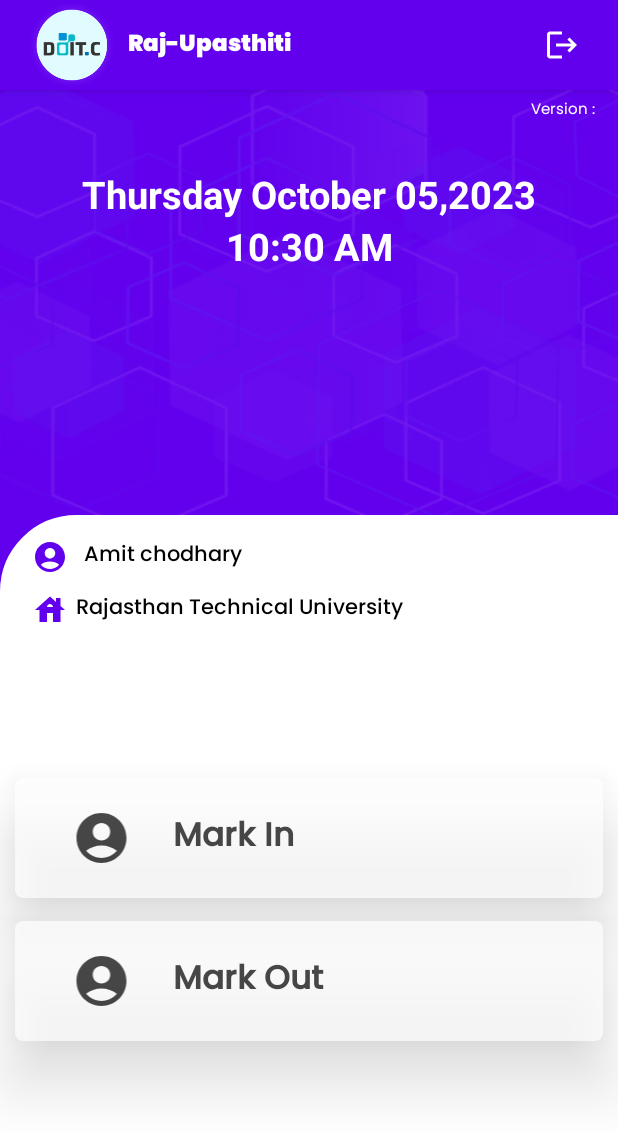
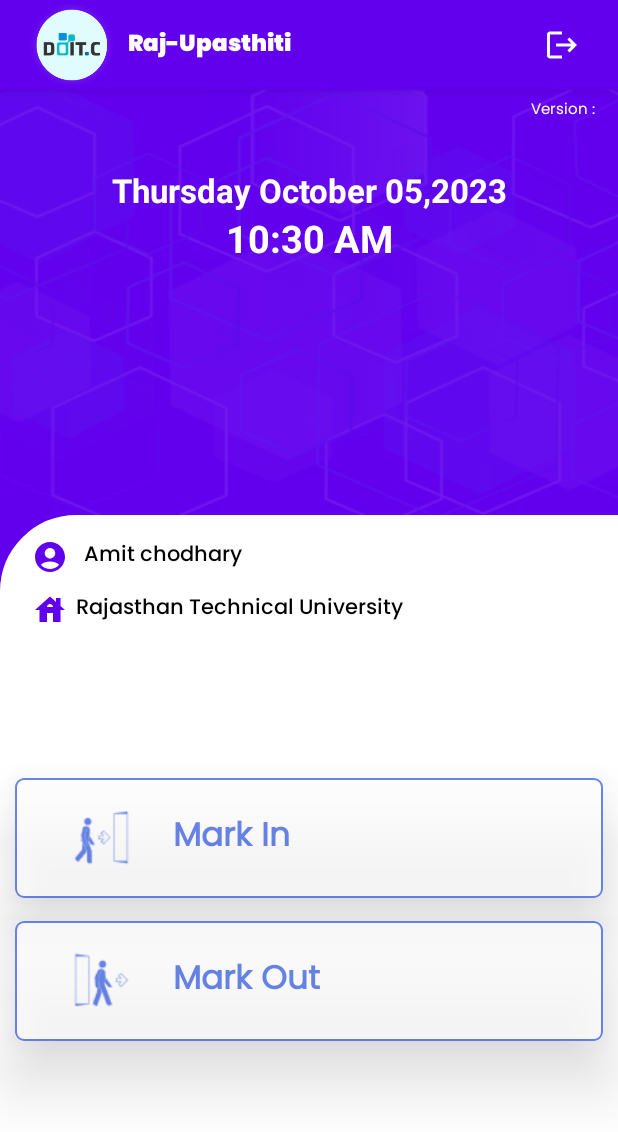
Before and after one commit to amitchodhary0786/RajAttendance, an Android app: the MainActivity screen opened directly, with no data from a screen before it, on a phone screen of 412 x 824 dp. Shown: the top 1132 px of the screen. Run offline under Robolectric (Android 15) with nearby library versions, the phone set to English and light mode, and no system bars.

Commit message:
initial commit 05/10/2023

```diff
--- /dev/null
+++ b/app/src/main/res/drawable/markinback.xml
@@ -0,0 +1,9 @@
+<?xml version="1.0" encoding="utf-8"?>
+<shape xmlns:android="http://schemas.android.com/apk/res/android"
+    android:shape="rectangle">
+    <corners
+        android:radius="5dp" />
+    <stroke
+        android:width="1dp"
+        android:color="@color/appblue" />
+</shape>
--- a/app/src/main/res/layout/activity_main.xml
+++ b/app/src/main/res/layout/activity_main.xml
@@ -118,7 +118,7 @@
                 android:text="Current Date"
                 android:textAlignment="center"
                 android:textColor="@color/white"
-                android:textSize="25sp"
+                android:textSize="22sp"
                 android:textStyle="bold" />
 
             <!--on below line we are creating a text view-->
@@ -213,7 +213,7 @@
                 app:cardElevation="20dp"
                 android:layout_marginLeft="10dp"
                 android:layout_marginRight="10dp"
-                android:foreground="?android:attr/selectableItemBackground"
+                android:foreground="@drawable/markinback"
                 android:layout_marginTop="15dp">
                 <LinearLayout
                     android:layout_width="match_parent"
@@ -225,22 +225,32 @@
                     android:weightSum="4"
                     android:gravity="center">
                     <ImageView
+                        android:id="@+id/iv_iconmarkin"
                         android:layout_width="0dp"
                         android:layout_weight="1"
                         android:layout_height="40dp"
-                        android:src="@drawable/user"></ImageView>
+                        android:src="@drawable/markinicon"></ImageView>
                     <TextView
+                        android:id="@+id/tv_textmarkin"
                         android:textSize="22dp"
                         android:textStyle="bold"
-                        android:textColor="@color/black"
-                        android:textColorHint="@color/black"
-                        android:fontFamily="@font/poppinsmed"
+                        android:textColor="@color/appblue"
+                        android:textColorHint="@color/appblue"
+                        android:fontFamily="@font/poppinsreg"
                         android:hint="Mark In"
                         android:layout_width="0dp"
                         android:layout_weight="1.5"
                         android:layout_height="wrap_content"
                         android:gravity="bottom"></TextView>
 
+
+
+                    <ImageView
+                        android:layout_width="0dp"
+                        android:layout_weight=".5"
+                        android:layout_height="20dp"
+                        android:src="@drawable/timeicon"
+                        android:scaleType="centerInside"></ImageView>
                     <TextView
                         android:id="@+id/tv_markintime"
                         android:textSize="15dp"
@@ -252,13 +262,14 @@
                         android:layout_width="0dp"
                         android:layout_weight="1"
                         android:layout_height="wrap_content"></TextView>
+
                     <ImageView
                         android:id="@+id/iv_markin"
                         android:layout_width="0dp"
                         android:layout_weight=".5"
                         android:layout_height="wrap_content"
                         android:src="@drawable/success"
-                        android:visibility="invisible"></ImageView>
+                        android:visibility="gone"></ImageView>
                 </LinearLayout>
 
 
@@ -276,7 +287,7 @@
                 app:cardElevation="20dp"
                 android:layout_marginLeft="10dp"
                 android:layout_marginRight="10dp"
-                android:foreground="?android:attr/selectableItemBackground"
+                android:foreground="@drawable/markinback"
                 android:layout_marginTop="15dp">
                 <LinearLayout
                     android:layout_width="match_parent"
@@ -289,23 +300,31 @@
                     android:gravity="center">
 
                     <ImageView
+                        android:id="@+id/iv_iconmarkout"
                         android:layout_width="0dp"
                         android:layout_weight="1"
                         android:layout_height="40dp"
-                        android:src="@drawable/user"></ImageView>
+                        android:src="@drawable/markouticon"></ImageView>
 
                     <TextView
+                        android:id="@+id/tv_textmarkout"
                         android:textSize="22dp"
                         android:textStyle="bold"
-                        android:textColor="@color/black"
-                        android:textColorHint="@color/black"
-                        android:fontFamily="@font/poppinsmed"
+                        android:textColor="@color/appblue"
+                        android:textColorHint="@color/appblue"
+                        android:fontFamily="@font/poppinsreg"
                         android:hint="Mark Out"
                         android:layout_width="0dp"
                         android:layout_weight="1.5"
                         android:layout_height="wrap_content"
                         android:gravity="bottom"></TextView>
 
+                    <ImageView
+                        android:layout_width="0dp"
+                        android:layout_weight=".5"
+                        android:layout_height="20dp"
+                        android:src="@drawable/timeicon"
+                        android:scaleType="centerInside"></ImageView>
                     <TextView
                         android:id="@+id/tv_markouttime"
                         android:textSize="15dp"
@@ -317,9 +336,12 @@
                         android:layout_width="0dp"
                         android:layout_weight="1"
                         android:layout_height="wrap_content"></TextView>
+
+
+
                     <ImageView
                         android:id="@+id/iv_markout"
-                        android:visibility="invisible"
+                        android:visibility="gone"
                         android:layout_width="0dp"
                         android:layout_weight=".5"
                         android:layout_height="wrap_content"
--- a/app/src/main/res/values/colors.xml
+++ b/app/src/main/res/values/colors.xml
@@ -21,4 +21,6 @@
     <color name="statuscolor">#d520bc</color>
     <color name="blue">#0000FF</color>
     <color name="light_green">#00cd00</color>
+
+    <color name="appblue">#2B55E1</color>
 </resources>
```
Also changed, not shown: app/src/main/java/com/gov/doitc/rajattendance/MainActivity.java (+46 -10 lines), app/src/main/java/com/gov/doitc/rajattendance/utils/WebUrls.java (+6 -6 lines), app/src/main/res/drawable/markinblankicon.png (added), app/src/main/res/drawable/markinicon.png (added), app/src/main/res/drawable/markoutblankicon.png (added), app/src/main/res/drawable/markouticon.png (added), app/src/main/res/drawable/timeicon.png (added).
